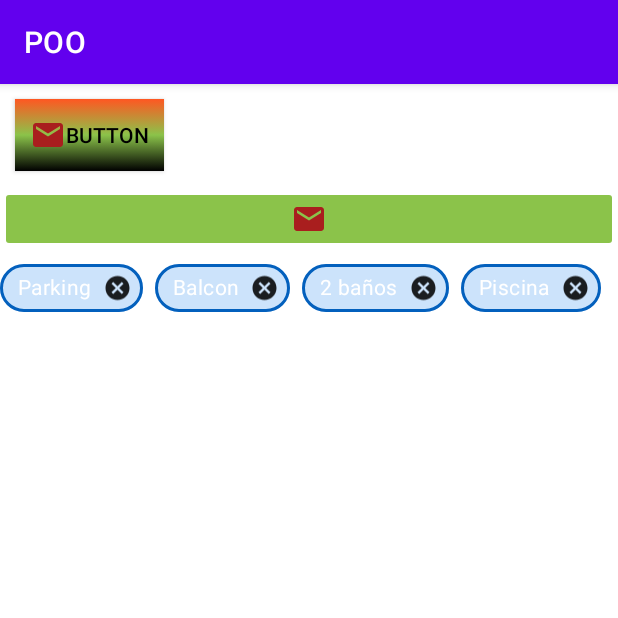
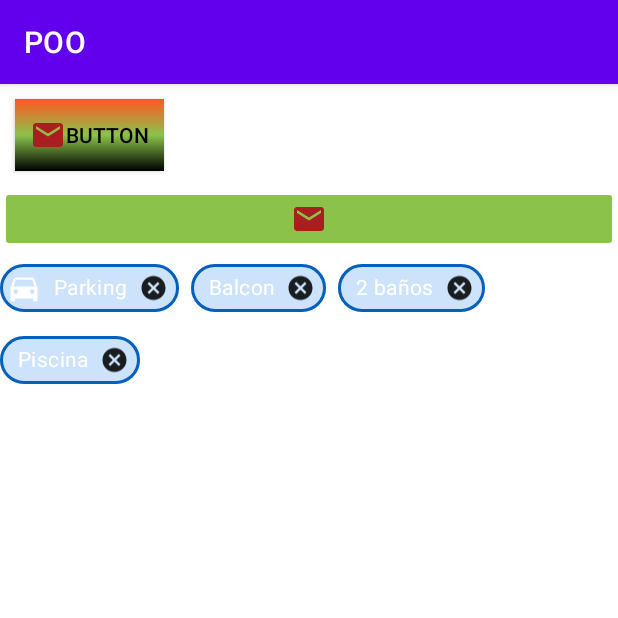
Before and after one commit to juanjo95/kotlin-poo, an Android app: the screen it shows after launch (PaletteButtonActivity), on a phone screen of 412 x 824 dp, the top half of it. Run offline under Robolectric (Android 15) with nearby library versions, the phone set to English and light mode, and no system bars.

Commit message:
Feat 🚀 : Personalizar Chips (Button)

```diff
--- /dev/null
+++ b/app/src/main/res/drawable/ch_textcolor.xml
@@ -0,0 +1,5 @@
+<?xml version="1.0" encoding="utf-8"?>
+<selector xmlns:android="http://schemas.android.com/apk/res/android">
+    <item android:color="@color/white" android:state_checked="false" />
+    <item android:color="@color/black" android:state_checked="true" />
+</selector>
--- a/app/src/main/res/layout/activity_palette_button.xml
+++ b/app/src/main/res/layout/activity_palette_button.xml
@@ -35,6 +35,7 @@
                 android:layout_width="wrap_content"
                 android:layout_height="wrap_content"
                 android:text="Parking"
+                app:chipIcon="@drawable/ic_car"
                 style="@style/chEntry"/>
             <com.google.android.material.chip.Chip
                 android:layout_width="wrap_content"
--- a/app/src/main/res/values/themes.xml
+++ b/app/src/main/res/values/themes.xml
@@ -25,7 +25,7 @@
 
     <style name="chEntry" parent="Widget.MaterialComponents.Chip.Entry">
         <item name="android:textStyle">bold</item>
-        <item name="android:textColor">@color/white</item>
+        <item name="android:textColor">@drawable/ch_textcolor</item>
         <item name="chipBackgroundColor">@color/blue_light</item>
         <item name="chipStrokeColor">@color/blue_dark</item>
         <item name="chipStrokeWidth">2dp</item>
```
